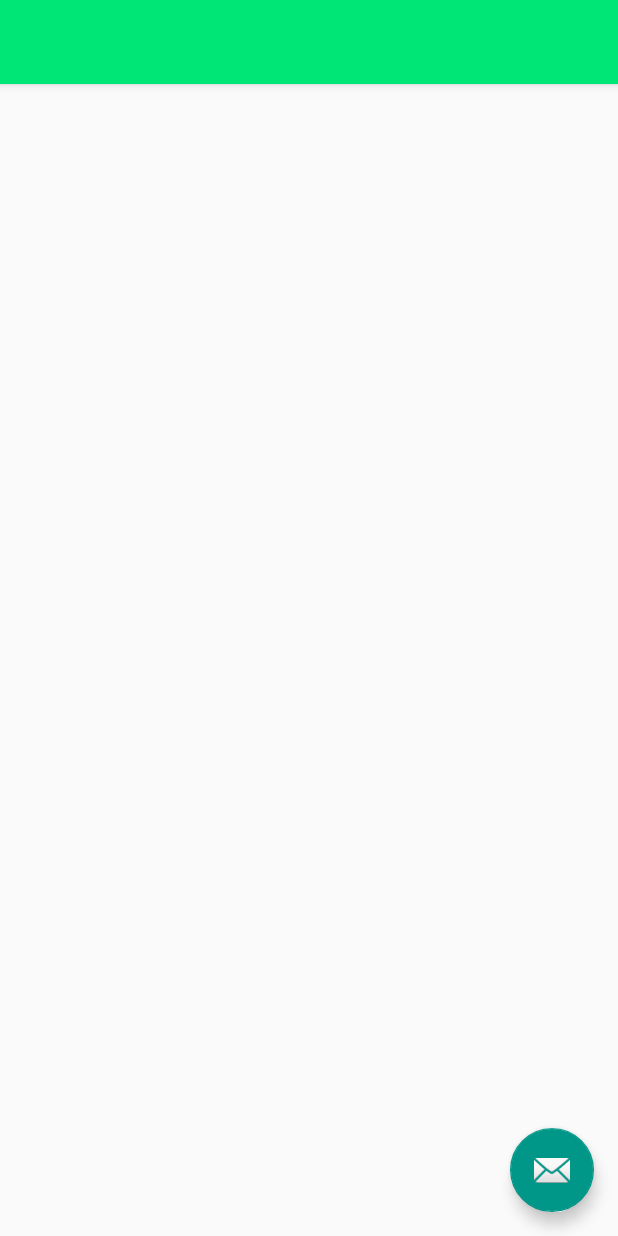
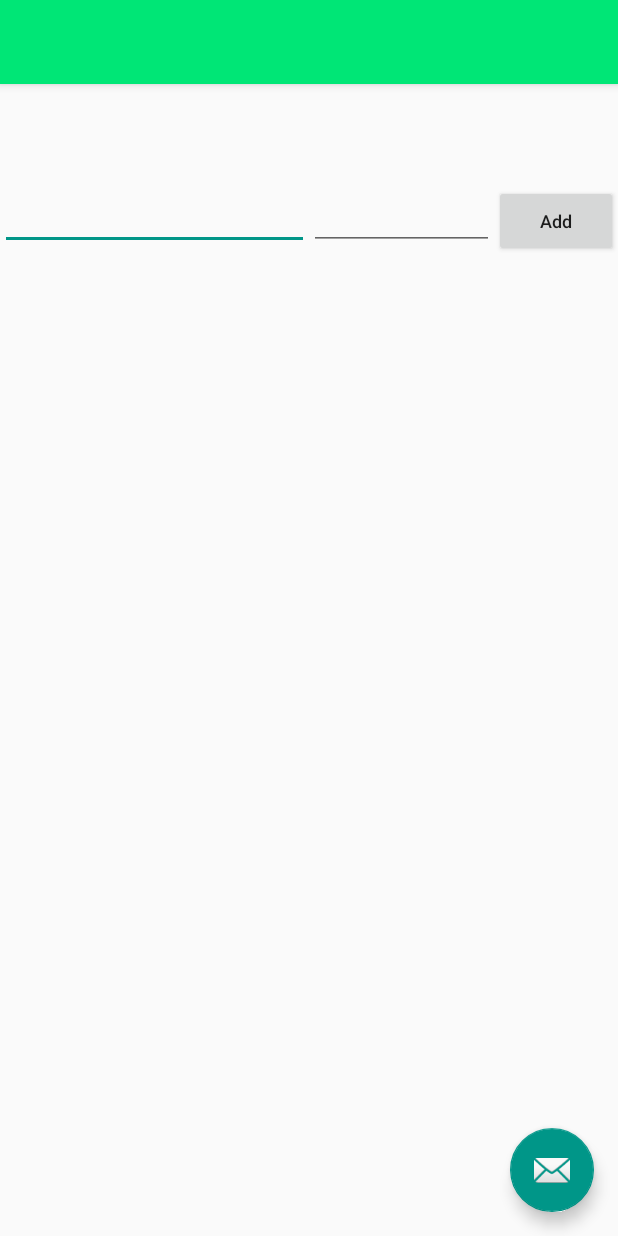
Before and after one commit to idl99/TrackIt-Ez, an Android app: the layout app_bar_main.xml on its own in the app's theme, with its tools: preview values and no code run, on a phone screen of 412 x 824 dp. Run offline under Robolectric (Android 15) with nearby library versions, the phone set to English and light mode, and no system bars.

Commit message:
- added basic layout to add items in main activity

```diff
--- a/app/src/main/res/layout/content_main.xml
+++ b/app/src/main/res/layout/content_main.xml
@@ -1,13 +1,13 @@
 <?xml version="1.0" encoding="utf-8"?>
 
-<layout>
+<layout xmlns:android="http://schemas.android.com/apk/res/android">
 
     <data>
         <import type="teamideals.com.trackitez.User"/>
         <variable name="user" type="teamideals.com.trackitez.User"/>
     </data>
 
-    <android.support.constraint.ConstraintLayout xmlns:android="http://schemas.android.com/apk/res/android"
+    <android.support.constraint.ConstraintLayout
         xmlns:app="http://schemas.android.com/apk/res-auto"
         xmlns:tools="http://schemas.android.com/tools"
         android:id="@+id/content_main_parent"
@@ -17,15 +17,61 @@
         tools:context=".MainActivity"
         tools:showIn="@layout/app_bar_main">
 
-        <!--
+        <LinearLayout
+            android:layout_width="match_parent"
+            android:layout_height="match_parent"
+            android:orientation="vertical">
+
+            <!--
             Data binding invokes the getfName method of user instance bound to
             this layout and attaches it to the text attribute of the text view
         -->
-        <TextView
-            android:id="@+id/textView2"
-            android:layout_width="wrap_content"
-            android:layout_height="wrap_content"
-            android:text="@{user.getfName()}" />
+            <TextView
+                android:id="@+id/textView_user_name"
+                android:layout_width="match_parent"
+                android:layout_height="wrap_content"
+                android:text='@{"Hello "+user.getfName()+" "+user.getlName()}'
+                android:textAlignment="center"
+                android:layout_margin="24dp"
+                />
+
+            <LinearLayout
+                android:layout_width="match_parent"
+                android:layout_height="wrap_content"
+                android:orientation="horizontal">
+
+                <EditText
+                    android:id="@+id/textEdit_item_name"
+                    android:layout_width="0dp"
+                    android:layout_height="wrap_content"
+                    android:layout_weight="0.5"
+                    android:ems="10"
+                    android:inputType="text"
+                    android:textSize="14sp"
+                    android:hint=""/>
+
+                <EditText
+                    android:id="@+id/textEdit_item_date"
+                    android:layout_width="0dp"
+                    android:layout_height="wrap_content"
+                    android:layout_weight="0.3"
+                    android:ems="10"
+                    android:hint=""
+                    android:inputType="date"
+                    android:textSize="14sp" />
+
+                <Button
+                    android:id="@+id/button_add_item"
+                    android:layout_width="0dp"
+                    android:layout_height="wrap_content"
+                    android:layout_weight="0.2"
+                    android:text="Add"
+                    android:textAllCaps="false"
+                    android:textSize="12sp"/>
+
+            </LinearLayout>
+
+        </LinearLayout>
 
     </android.support.constraint.ConstraintLayout>
 
```
